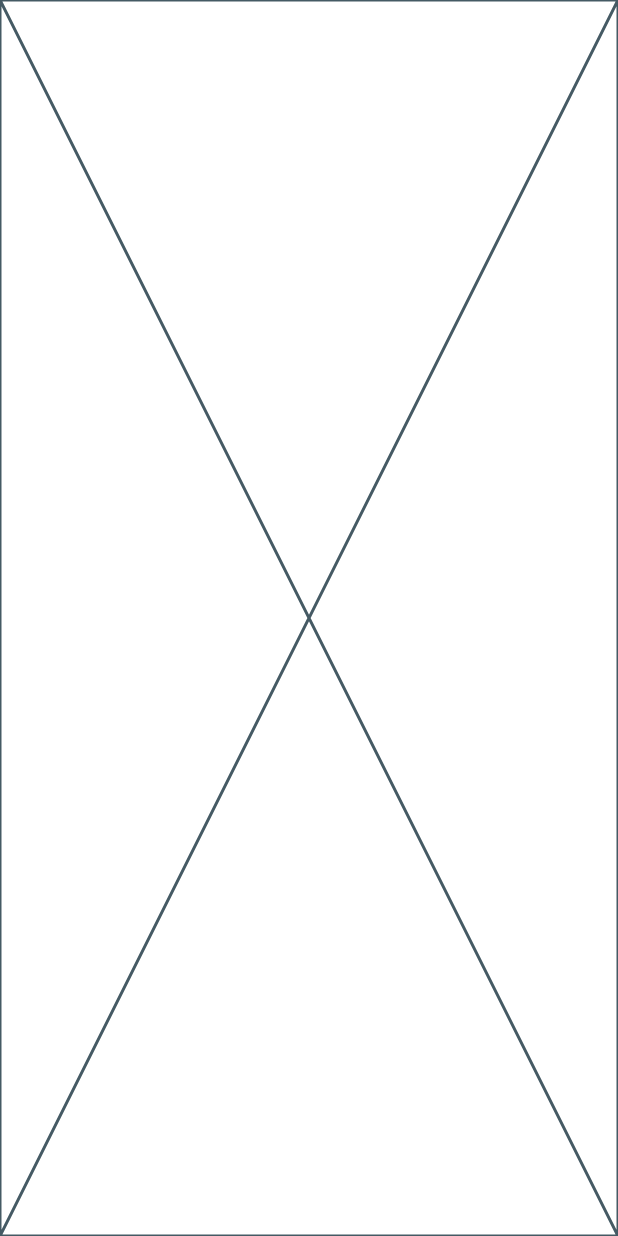
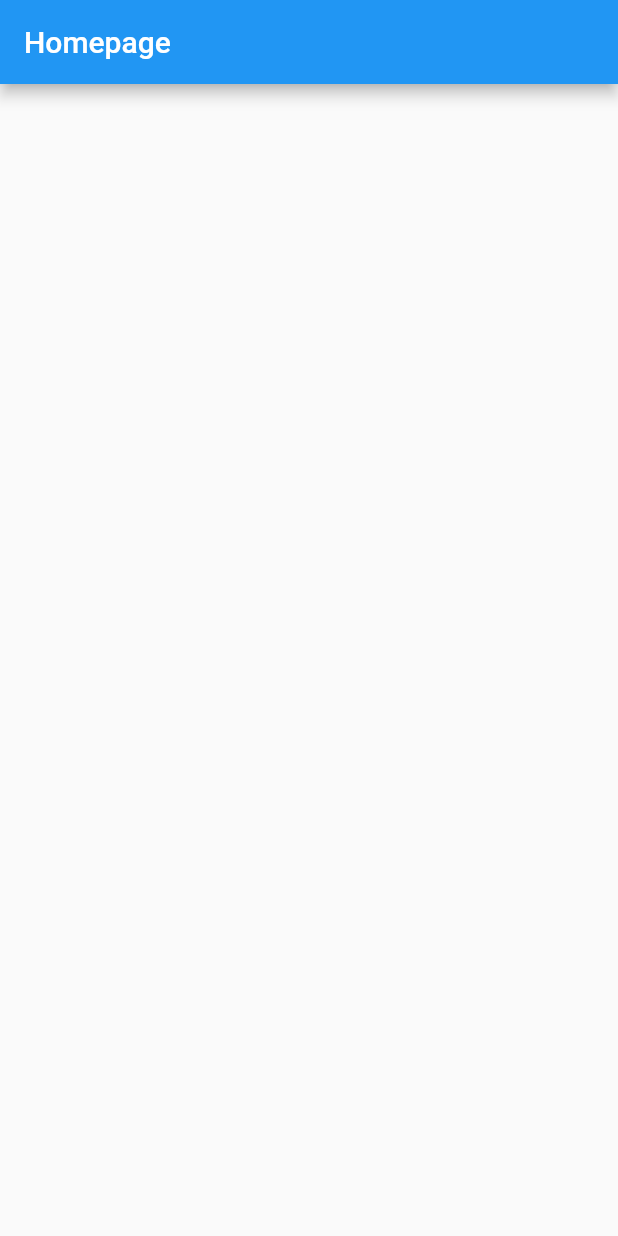
Before and after one commit to 0x1m4o/Weather-App, a Flutter app: the screen it shows after launch, on a phone screen of 412 x 824 dp. Run offline on Flutter 3.47's test engine with Material 2 defaults, Android fonts, the phone set to English and light mode, and no system bars; our stand-ins replace equatable, flutter_dotenv; network calls fail.

Commit message:
Weather API Services - Bug Fixed

```diff
--- a/lib/data/constants/constants.dart
+++ b/lib/data/constants/constants.dart
@@ -1,4 +1,4 @@
-const String kApiHost = 'api.openweather.org';
-const String kIconHost = 'www.openweather.org';
+const String kApiHost = 'api.openweathermap.org';
+const String kIconHost = 'www.openweathermap.org';
 const String kUnit = 'metric';
 const String kLimit = '1';
--- a/lib/main.dart
+++ b/lib/main.dart
@@ -1,5 +1,6 @@
 import 'package:flutter/material.dart';
 import 'package:flutter_dotenv/flutter_dotenv.dart';
+import 'package:weather_app/pages/homepage.dart';
 
 void main() async {
   // Load the .env file
@@ -12,6 +13,6 @@ class MyApp extends StatelessWidget {
 
   @override
   Widget build(BuildContext context) {
-    return const Placeholder();
+    return MaterialApp(home: HomePage());
   }
 }
--- a/lib/models/direct_geocoding.dart
+++ b/lib/models/direct_geocoding.dart
@@ -2,8 +2,8 @@ import 'package:equatable/equatable.dart';
 
 class DirectGeocoding extends Equatable {
   final String name;
-  final String lat;
-  final String lon;
+  final double lat;
+  final double lon;
   final String country;
 
   DirectGeocoding({
@@ -12,14 +12,6 @@ class DirectGeocoding extends Equatable {
     required this.lon,
     required this.country,
   });
-
-  @override
-  String toString() {
-    return 'DirectGeocoding(name: $name, lat: $lat, lon: $lon, country: $country)';
-  }
-
-  @override
-  List<Object> get props => [name, lat, lon, country];
 
   factory DirectGeocoding.fromJson(List<dynamic> json) {
     final Map<String, dynamic> data = json[0];
@@ -30,4 +22,12 @@ class DirectGeocoding extends Equatable {
         lon: data['lon'],
         country: data['country']);
   }
+
+  @override
+  String toString() {
+    return 'DirectGeocoding(name: $name, lat: $lat, lon: $lon, country: $country)';
+  }
+
+  @override
+  List<Object> get props => [name, lat, lon, country];
 }
--- a/lib/models/weather.dart
+++ b/lib/models/weather.dart
@@ -1,3 +1,4 @@
+// ignore_for_file: public_member_api_docs, sort_constructors_first
 import 'package:equatable/equatable.dart';
 
 class Weather extends Equatable {
@@ -61,5 +62,30 @@ class Weather extends Equatable {
   }
 
   @override
-  bool get stringify => true;
+  String toString() {
+    return 'Weather(description: $description, icon: $icon, temp: $temp, tempMin: $tempMin, tempMax: $tempMax, name: $name, country: $country, lastUpdated: $lastUpdated)';
+  }
+
+
+  Weather copyWith({
+    String? description,
+    String? icon,
+    String? name,
+    String? country,
+    double? temp,
+    double? tempMin,
+    double? tempMax,
+    DateTime? lastUpdated,
+  }) {
+    return Weather(
+      description: description ?? this.description,
+      icon: icon ?? this.icon,
+      name: name ?? this.name,
+      country: country ?? this.country,
+      temp: temp ?? this.temp,
+      tempMin: tempMin ?? this.tempMin,
+      tempMax: tempMax ?? this.tempMax,
+      lastUpdated: lastUpdated ?? this.lastUpdated,
+    );
+  }
 }
--- /dev/null
+++ b/lib/pages/homepage.dart
@@ -0,0 +1,34 @@
+import 'package:flutter/material.dart';
+import 'package:weather_app/repository/weather_repository.dart';
+import 'package:weather_app/services/weather_api_services.dart';
+import 'package:http/http.dart' as http;
+
+class HomePage extends StatefulWidget {
+  const HomePage({super.key});
+
+  @override
+  State<HomePage> createState() => _HomePageState();
+}
+
+class _HomePageState extends State<HomePage> {
+  @override
+  void initState() {
+    super.initState();
+    _fetchApi();
+  }
+
+  _fetchApi() {
+    WeatherRepository(
+            weatherApiService: WeatherApiService(httpClient: http.Client()))
+        .fetchWeather('Jakarta');
+  }
+
+  @override
+  Widget build(BuildContext context) {
+    return Scaffold(
+      appBar: AppBar(
+        title: Text('Homepage'),
+      ),
+    );
+  }
+}
```
Also changed, not shown: lib/repository/weather_repository.dart (added, +35 -0 lines), lib/services/weather_api_services.dart (+5 -5 lines).
